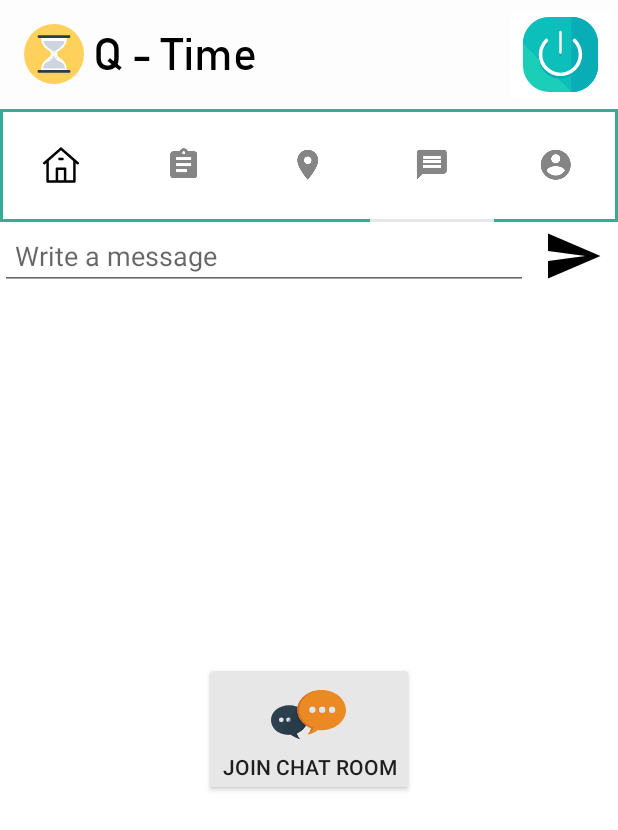
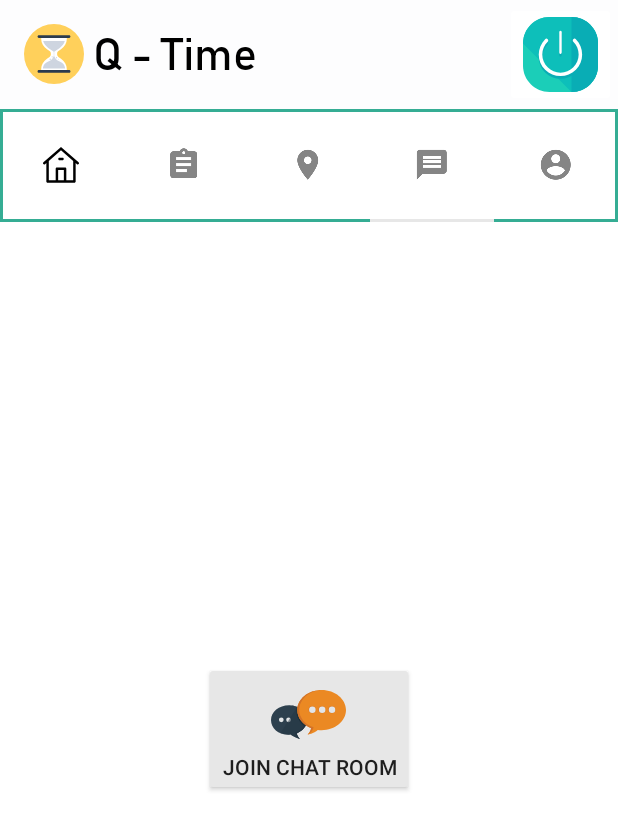
Before and after one commit to rakahadhyana/QTime, an Android app: the screen it shows after launch once a user with an empty profile is signed in (MainActivity), tab 4 chosen, on a phone screen of 412 x 824 dp. Shown: the top 830 px of the screen. Run offline under Robolectric (Android 15) with nearby library versions, the phone set to English and light mode, and no system bars; our stand-ins replace Firebase (no records; nobody signed in at launch, a user with empty details on screens opened directly), Volley; network calls fail.

Commit message:
fix some conflicts

```diff
--- a/app/src/main/res/drawable/my_message.xml
+++ b/app/src/main/res/drawable/my_message.xml
@@ -1,6 +1,6 @@
 <?xml version="1.0" encoding="utf-8"?>
 <shape xmlns:android="http://schemas.android.com/apk/res/android"
     android:shape="rectangle">
-    <solid android:color="@color/colorPrimary" />
+    <solid android:color="@color/indigo" />
     <corners android:topRightRadius="5dp" android:radius="15dp" />
 </shape>
--- a/app/src/main/res/layout/fragment_message.xml
+++ b/app/src/main/res/layout/fragment_message.xml
@@ -22,31 +22,4 @@
         android:divider="#fff"
         android:layout_height="wrap_content"
         />
-
-    <LinearLayout xmlns:android="http://schemas.android.com/apk/res/android"
-        android:layout_width="match_parent"
-        android:layout_height="wrap_content"
-        android:background="#fff"
-        android:orientation="horizontal">
-
-        <EditText
-            android:id="@+id/editText"
-            android:layout_width="match_parent"
-            android:layout_height="wrap_content"
-            android:layout_weight="2"
-            android:ems="10"
-            android:hint="@string/input_placeholder"
-            android:inputType="text"
-            android:paddingHorizontal="10dp"
-            android:text="" />
-
-        <ImageButton
-            android:layout_width="wrap_content"
-            android:layout_height="wrap_content"
-            android:layout_gravity="center"
-            android:scaleType="fitCenter"
-            android:padding="20dp"
-            android:layout_marginHorizontal="10dp"
-            android:background="@drawable/ic_send_black_24dp"/>
-    </LinearLayout>
 </FrameLayout>
```
